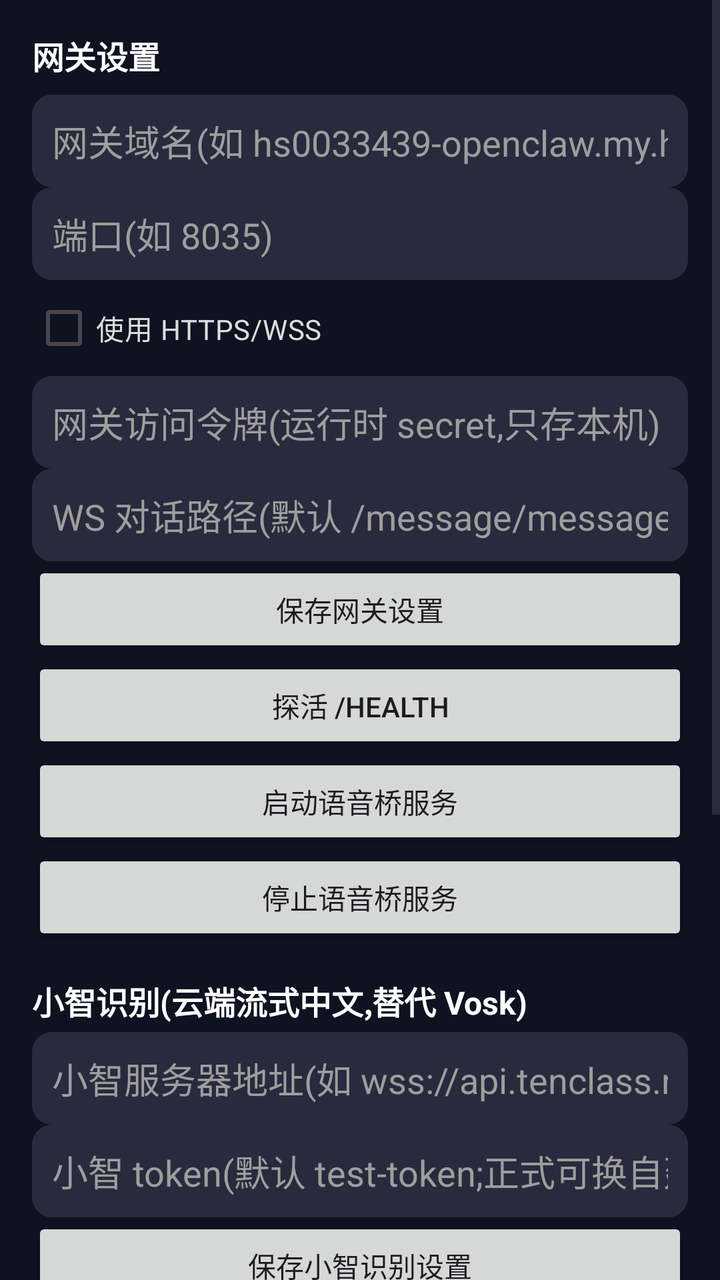
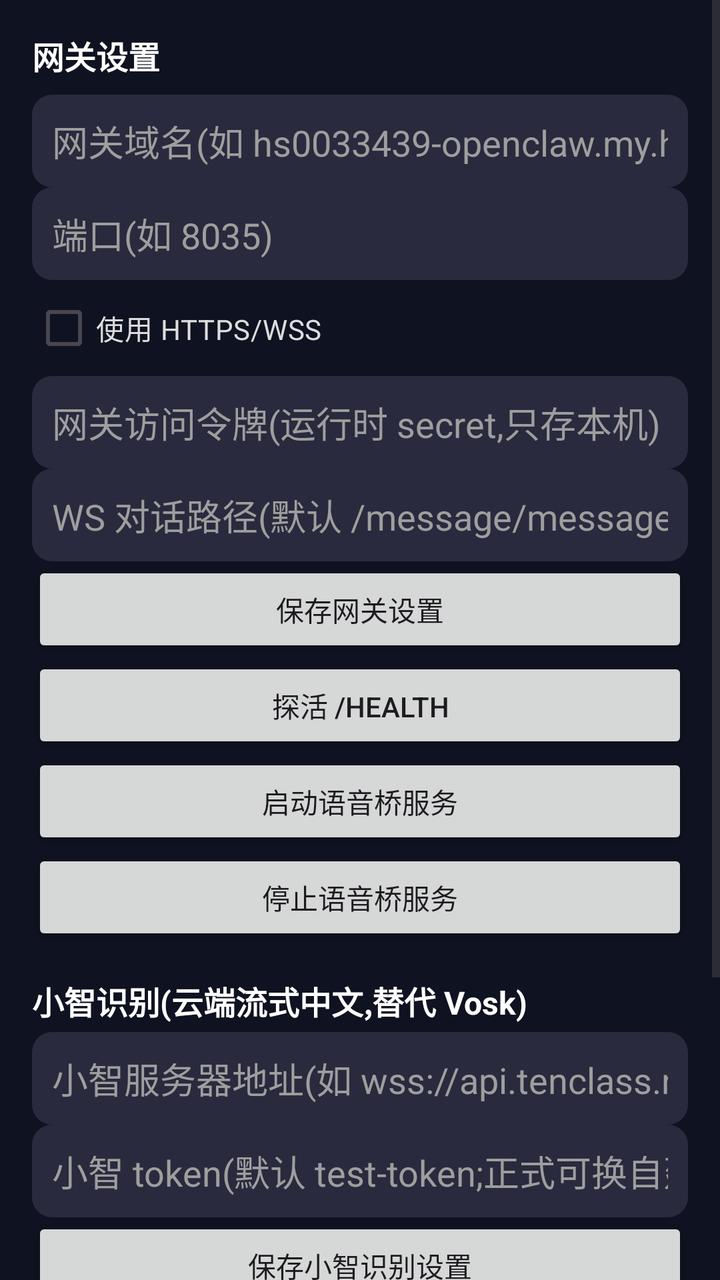

Two renders of the same Android screen: before a commit and after it. Below are the layout's source before the change and the commit's diff.
<!-- AndroidManifest.xml: application theme Theme.VoiceBridge -->
<!-- res/layout/fragment_settings.xml -->
<?xml version="1.0" encoding="utf-8"?>
<ScrollView xmlns:android="http://schemas.android.com/apk/res/android"
    android:layout_width="match_parent"
    android:layout_height="match_parent"
    android:fillViewport="true"
    android:background="#0F1220">

    <LinearLayout
        android:layout_width="match_parent"
        android:layout_height="wrap_content"
        android:orientation="vertical"
        android:padding="16dp">

        <TextView
            android:layout_width="wrap_content"
            android:layout_height="wrap_content"
            android:text="网关设置"
            android:textSize="16sp"
            android:textStyle="bold"
            android:textColor="#FFFFFF"
            android:layout_marginBottom="8dp" />

        <EditText
            android:id="@+id/inputHost"
            android:layout_width="match_parent"
            android:layout_height="wrap_content"
            android:hint="网关域名(如 hs0033439-openclaw.my.hiksemi.net)"
            android:inputType="textUri"
            android:autofillHints="url"
            android:textColor="#FFFFFF"
            android:textColorHint="#9E9E9E"
            android:background="@drawable/bg_input"
            android:padding="10dp" />

        <EditText
            android:id="@+id/inputPort"
            android:layout_width="match_parent"
            android:layout_height="wrap_content"
            android:hint="端口(如 8035)"
            android:inputType="number"
            android:autofillHints="none"
            android:textColor="#FFFFFF"
            android:textColorHint="#9E9E9E"
            android:background="@drawable/bg_input"
            android:padding="10dp" />

        <CheckBox
            android:id="@+id/checkUseTls"
            android:layout_width="wrap_content"
            android:layout_height="wrap_content"
            android:text="使用 HTTPS/WSS"
            android:textColor="#DDDDDD" />

        <EditText
            android:id="@+id/inputToken"
            android:layout_width="match_parent"
            android:layout_height="wrap_content"
            android:hint="网关访问令牌(运行时 secret,只存本机)"
            android:inputType="textPassword"
            android:autofillHints="password"
            android:textColor="#FFFFFF"
            android:textColorHint="#9E9E9E"
            android:background="@drawable/bg_input"
            android:padding="10dp" />

        <EditText
            android:id="@+id/inputWsPath"
            android:layout_width="match_parent"
            android:layout_height="wrap_content"
            android:hint="WS 对话路径(默认 /message/messages/ws)"
            android:inputType="textUri"
            android:autofillHints="none"
            android:textColor="#FFFFFF"
            android:textColorHint="#9E9E9E"
            android:background="@drawable/bg_input"
            android:padding="10dp" />

        <Button
            android:id="@+id/btnSave"
            android:layout_width="match_parent"
            android:layout_height="wrap_content"
            android:text="保存网关设置" />

        <Button
            android:id="@+id/btnHealth"
            android:layout_width="match_parent"
            android:layout_height="wrap_content"
            android:text="探活 /health" />

        <Button
            android:id="@+id/btnStartService"
            android:layout_width="match_parent"
            android:layout_height="wrap_content"
            android:text="启动语音桥服务" />

        <Button
            android:id="@+id/btnStopService"
            android:layout_width="match_parent"
            android:layout_height="wrap_content"
            android:text="停止语音桥服务" />

        <TextView
            android:layout_width="wrap_content"
            android:layout_height="wrap_content"
            android:text="小智识别(云端流式中文,替代 Vosk)"
            android:textSize="16sp"
            android:textStyle="bold"
            android:textColor="#FFFFFF"
            android:layout_marginTop="16dp"
            android:layout_marginBottom="4dp" />

        <EditText
            android:id="@+id/inputXzUrl"
            android:layout_width="match_parent"
            android:layout_height="wrap_content"
            android:hint="小智服务器地址(如 wss://api.tenclass.net/xiaozhi/v1/);留空则回退 Vosk"
            android:inputType="textUri"
            android:textColor="#FFFFFF"
            android:textColorHint="#9E9E9E"
            android:background="@drawable/bg_input"
            android:padding="10dp" />

        <EditText
            android:id="@+id/inputXzToken"
            android:layout_width="match_parent"
            android:layout_height="wrap_content"
            android:hint="小智 token(默认 test-token;正式可换自建 server 的 token)"
            android:inputType="textPassword"
            android:textColor="#FFFFFF"
            android:textColorHint="#9E9E9E"
            android:background="@drawable/bg_input"
            android:padding="10dp" />

        <Button
            android:id="@+id/btnSaveXz"
            android:layout_width="match_parent"
            android:layout_height="wrap_content"
            android:text="保存小智识别设置" />

        <TextView
            android:id="@+id/xzStatus"
            android:layout_width="match_parent"
            android:layout_height="wrap_content"
            android:text=""
            android:textSize="12sp"
            android:textColor="#4FC3F7"
            android:padding="4dp" />

        <Button
            android:id="@+id/btnActivateXz"
            android:layout_width="match_parent"
            android:layout_height="wrap_content"
            android:text="激活小智设备(首次需在 xiaozhi.me 绑定)" />

        <TextView
            android:id="@+id/xzActiveStatus"
            android:layout_width="match_parent"
            android:layout_height="wrap_content"
            android:text=""
            android:textSize="12sp"
            android:textColor="#9E9E9E"
            android:padding="8dp"
            android:background="@drawable/bg_input" />

        <TextView
            android:layout_width="wrap_content"
            android:layout_height="wrap_content"
            android:text="识别模型"
            android:textSize="16sp"
            android:textStyle="bold"
            android:textColor="#FFFFFF"
            android:layout_marginTop="16dp"
            android:layout_marginBottom="4dp" />

        <TextView
            android:id="@+id/modelStatus"
            android:layout_width="match_parent"
            android:layout_height="wrap_content"
            android:text="(检测中…)"
            android:textSize="13sp"
            android:textColor="#9E9E9E"
            android:padding="8dp"
            android:background="@drawable/bg_input" />

        <Button
            android:id="@+id/btnDownloadLarge"
            android:layout_width="match_parent"
            android:layout_height="wrap_content"
            android:text="下载 large 模型(1.3GB,提升识别率)" />

        <Spinner
            android:id="@+id/modelHostSpinner"
            android:layout_width="match_parent"
            android:layout_height="wrap_content"
            android:padding="8dp"
            android:background="@drawable/bg_input" />

        <TextView
            android:id="@+id/modelProgress"
            android:layout_width="match_parent"
            android:layout_height="wrap_content"
            android:text=""
            android:textSize="12sp"
            android:textColor="#4FC3F7"
            android:padding="4dp" />

        <TextView
            android:layout_width="wrap_content"
            android:layout_height="wrap_content"
            android:text="日志"
            android:textSize="16sp"
            android:textStyle="bold"
            android:textColor="#FFFFFF"
            android:layout_marginTop="16dp"
            android:layout_marginBottom="4dp" />

        <TextView
            android:id="@+id/logText"
            android:layout_width="match_parent"
            android:layout_height="wrap_content"
            android:text="(空)"
            android:textSize="12sp"
            android:typeface="monospace"
            android:textColor="#9E9E9E" />
    </LinearLayout>
</ScrollView>
<!-- resources referenced by this layout -->
<resources>
  <!-- drawable bg_input (drawable) -->
  <shape xmlns:android="http://schemas.android.com/apk/res/android"
      android:shape="rectangle">
      <solid android:color="#2A2A3E" />
      <corners android:radius="10dp" />
      <padding
          android:left="10dp"
          android:top="6dp"
          android:right="10dp"
          android:bottom="6dp" />
  </shape>
  <style name="Theme.VoiceBridge" parent="Theme.Material3.DayNight.NoActionBar" />
</resources>

<!-- the commit's change to res/layout/fragment_settings.xml (unified diff, before → after) -->
@@ -165,48 +165,6 @@
         <TextView
             android:layout_width="wrap_content"
             android:layout_height="wrap_content"
-            android:text="识别模型"
-            android:textSize="16sp"
-            android:textStyle="bold"
-            android:textColor="#FFFFFF"
-            android:layout_marginTop="16dp"
-            android:layout_marginBottom="4dp" />
-
-        <TextView
-            android:id="@+id/modelStatus"
-            android:layout_width="match_parent"
-            android:layout_height="wrap_content"
-            android:text="(检测中…)"
-            android:textSize="13sp"
-            android:textColor="#9E9E9E"
-            android:padding="8dp"
-            android:background="@drawable/bg_input" />
-
-        <Button
-            android:id="@+id/btnDownloadLarge"
-            android:layout_width="match_parent"
-            android:layout_height="wrap_content"
-            android:text="下载 large 模型(1.3GB,提升识别率)" />
-
-        <Spinner
-            android:id="@+id/modelHostSpinner"
-            android:layout_width="match_parent"
-            android:layout_height="wrap_content"
-            android:padding="8dp"
-            android:background="@drawable/bg_input" />
-
-        <TextView
-            android:id="@+id/modelProgress"
-            android:layout_width="match_parent"
-            android:layout_height="wrap_content"
-            android:text=""
-            android:textSize="12sp"
-            android:textColor="#4FC3F7"
-            android:padding="4dp" />
-
-        <TextView
-            android:layout_width="wrap_content"
-            android:layout_height="wrap_content"
             android:text="日志"
             android:textSize="16sp"
             android:textStyle="bold"
